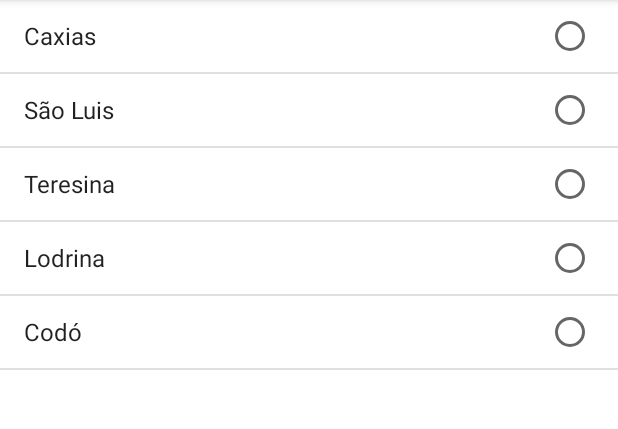
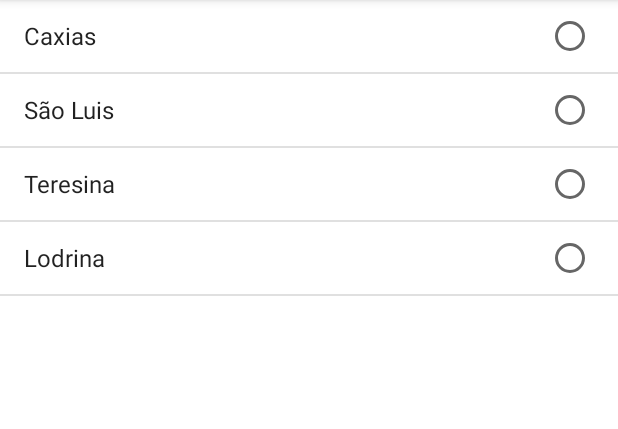
Before and after one commit to HelvioSiqueira/Treino01, an Android app: the LocalActivity screen opened directly, with no data from a screen before it, on a phone screen of 412 x 824 dp, the part 84-513 px from its top. Run offline under Robolectric (Android 15) with nearby library versions, the phone set to English and light mode, and no system bars.

Commit message:
commit comum

```diff
--- a/app/src/main/java/com/example/treino01/MainActivity.kt
+++ b/app/src/main/java/com/example/treino01/MainActivity.kt
@@ -4,8 +4,6 @@ import android.app.Activity
 import android.content.Intent
 import androidx.appcompat.app.AppCompatActivity
 import android.os.Bundle
-import androidx.activity.result.contract.ActivityResultContracts
-import com.example.treino01.MainActivity.Companion.EXTRA_LOCAL
 import kotlinx.android.synthetic.main.activity_main.*
 
 class MainActivity : AppCompatActivity() {
--- a/app/src/main/res/values/strings.xml
+++ b/app/src/main/res/values/strings.xml
@@ -20,7 +20,6 @@
         <item>Estudante</item>
         <item>Programador</item>
         <item>Analista</item>
-        <item>Analista de ROI</item>
     </string-array>
 
     <string-array name="locais">
@@ -28,7 +27,6 @@
         <item>São Luis</item>
         <item>Teresina</item>
         <item>Lodrina</item>
-        <item>Codó</item>
     </string-array>
 
 </resources>
```
